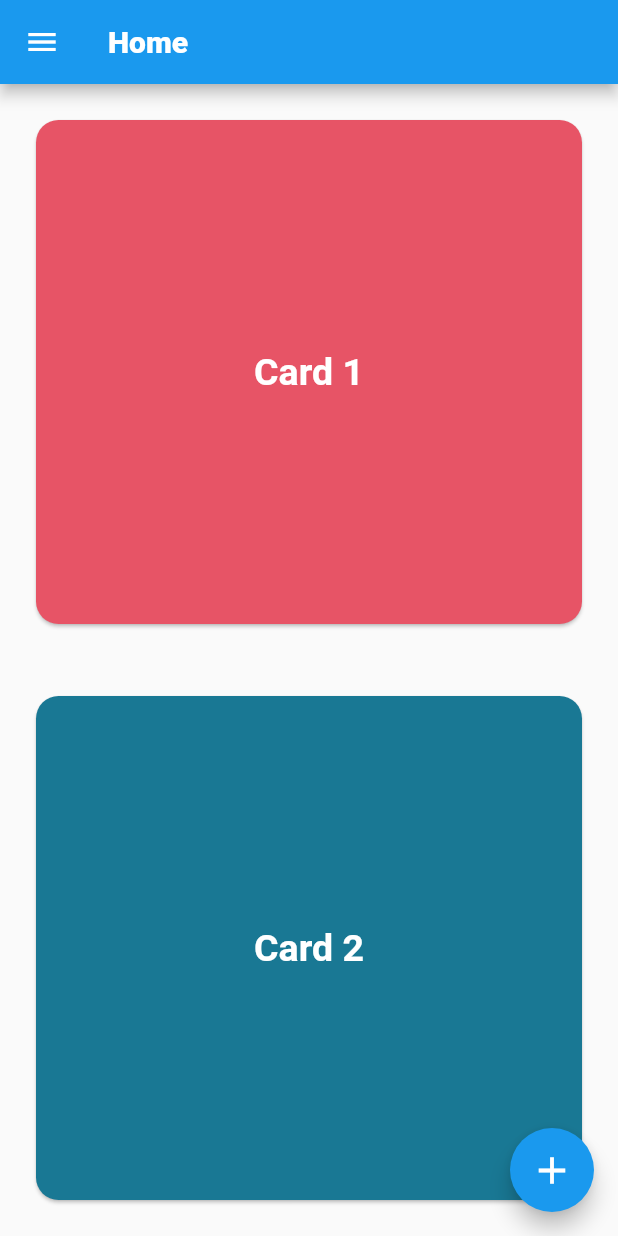
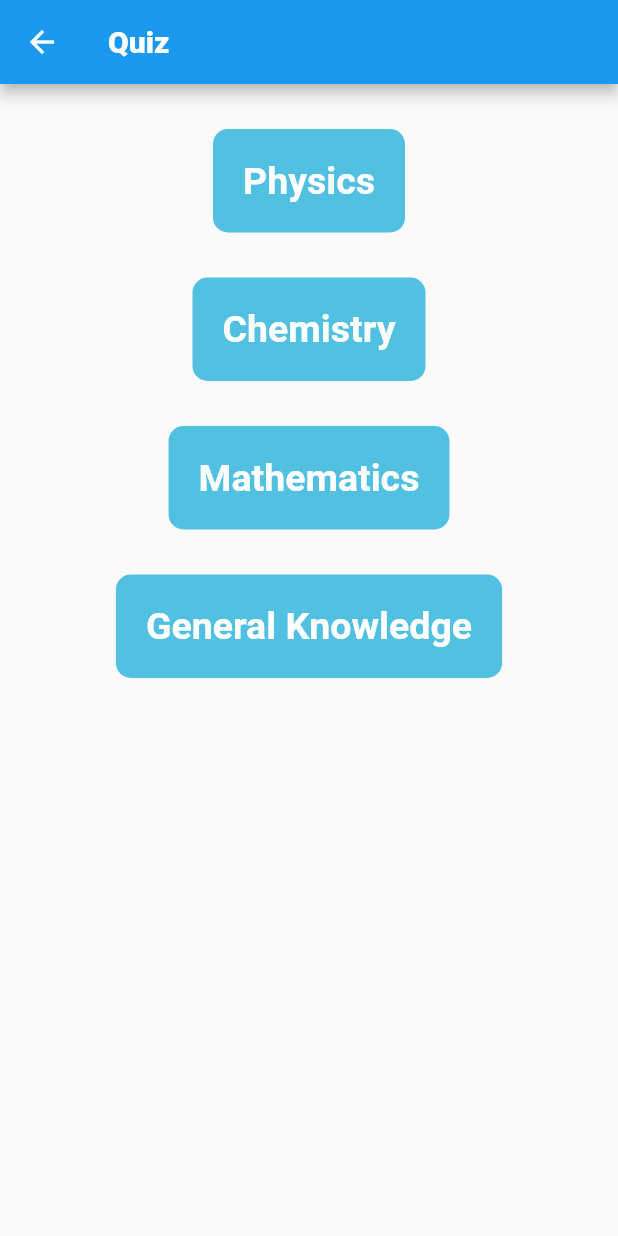
Before and after one commit to Udit-Develops/flash_card, a Flutter app: the screen it shows after launch, in the side drawer, after a tap on "Card 1", on a phone screen of 412 x 824 dp. Run offline on Flutter 3.47's test engine with Material 2 defaults, Android fonts, the phone set to English and light mode, and no system bars; our stand-ins replace font_awesome_flutter.

Commit message:
Third commit

```diff
--- a/lib/screens/f_cards.dart
+++ b/lib/screens/f_cards.dart
@@ -1,6 +1,7 @@
 import 'package:flash_card/constants.dart';
 import 'package:flash_card/screens/home_screen.dart';
 import 'package:flutter/material.dart';
+
 
 class Fcards extends StatefulWidget {
   const Fcards({Key? key}) : super(key: key);
@@ -10,6 +11,7 @@ class Fcards extends StatefulWidget {
 }
 
 class _FcardsState extends State<Fcards> {
+
   @override
   Widget build(BuildContext context) {
     return Scaffold(
@@ -83,7 +85,6 @@ void SelectedItem(BuildContext context, item) {
           .push(MaterialPageRoute(builder: (context) => HomePage()));
       break;
     case 1:
-      print("User Logged out");
       Navigator.of(context).pushAndRemoveUntil(
           MaterialPageRoute(builder: (context) => HomePage()),
           (route) => false);
--- a/lib/screens/home_screen.dart
+++ b/lib/screens/home_screen.dart
@@ -1,7 +1,9 @@
 import 'package:flash_card/constants.dart';
 import 'package:flash_card/screens/f_cards.dart';
+import 'package:flash_card/screens/quiz_page.dart';
 import 'package:flutter/material.dart';
 import 'package:flash_card/custom_widget/mini_card.dart';
+import 'package:font_awesome_flutter/font_awesome_flutter.dart';
 
 class HomePage extends StatefulWidget {
   const HomePage({Key? key}) : super(key: key);
@@ -83,7 +85,12 @@ class _HomePageState extends State<HomePage> {
                   ),
                 ),
                 onTap: () {
-                  Navigator.pop(context);
+                  Navigator.push(
+                    context,
+                    MaterialPageRoute(builder: (context) {
+                      return QuizPage();
+                    }),
+                  );
                 },
               ),
               ListTile(
--- /dev/null
+++ b/lib/screens/quiz_page.dart
@@ -0,0 +1,83 @@
+import 'package:flash_card/constants.dart';
+import 'package:flutter/material.dart';
+
+class QuizPage extends StatefulWidget {
+  const QuizPage({Key? key}) : super(key: key);
+
+  @override
+  State<QuizPage> createState() => _QuizPageState();
+}
+
+class _QuizPageState extends State<QuizPage> {
+  @override
+  Widget build(BuildContext context) {
+    return Scaffold(
+      appBar: AppBar(
+        title: const Text(
+          'Quiz',
+          style: kAppBarTStyle,
+        ),
+      ),
+      body: Padding(
+        padding: const EdgeInsets.all(15.0),
+        child: Column(
+          crossAxisAlignment: CrossAxisAlignment.stretch,
+          children: [
+            QuizButton(
+              title: 'Physics',
+              onPressed: () {},
+            ),
+            QuizButton(
+              onPressed: () {},
+              title: 'Chemistry',
+            ),
+            QuizButton(
+              title: 'Mathematics',
+              onPressed: () {},
+            ),
+            QuizButton(
+              title: 'General Knowledge',
+              onPressed: () {},
+            ),
+          ],
+        ),
+      ),
+    );
+  }
+}
+
+class QuizButton extends StatelessWidget {
+  QuizButton({
+    required this.title,
+    required this.onPressed,
+  });
+
+  final String title;
+  final Function onPressed;
+
+  @override
+  Widget build(BuildContext context) {
+    return RawMaterialButton(
+      onPressed: () {
+        Future.delayed(Duration.zero, () async {
+          onPressed();
+        });
+      },
+      elevation: 30.0,
+      child: Container(
+        margin: const EdgeInsets.all(15.0),
+        decoration: BoxDecoration(
+          color: Color(0xFF51C0E1),
+          borderRadius: BorderRadius.circular(10.0),
+        ),
+        child: Padding(
+          padding: const EdgeInsets.all(20.0),
+          child: Text(
+            title,
+            style: kMinicardTStyle,
+          ),
+        ),
+      ),
+    );
+  }
+}
--- a/pubspec.yaml
+++ b/pubspec.yaml
@@ -34,6 +34,9 @@ dependencies:
   # The following adds the Cupertino Icons font to your application.
   # Use with the CupertinoIcons class for iOS style icons.
   cupertino_icons: ^1.0.2
+  font_awesome_flutter: ^10.1.0
+  sqflite: ^2.0.3+1
+  path:
 
 dev_dependencies:
   flutter_test:
```
Also changed, not shown: pubspec.lock.
